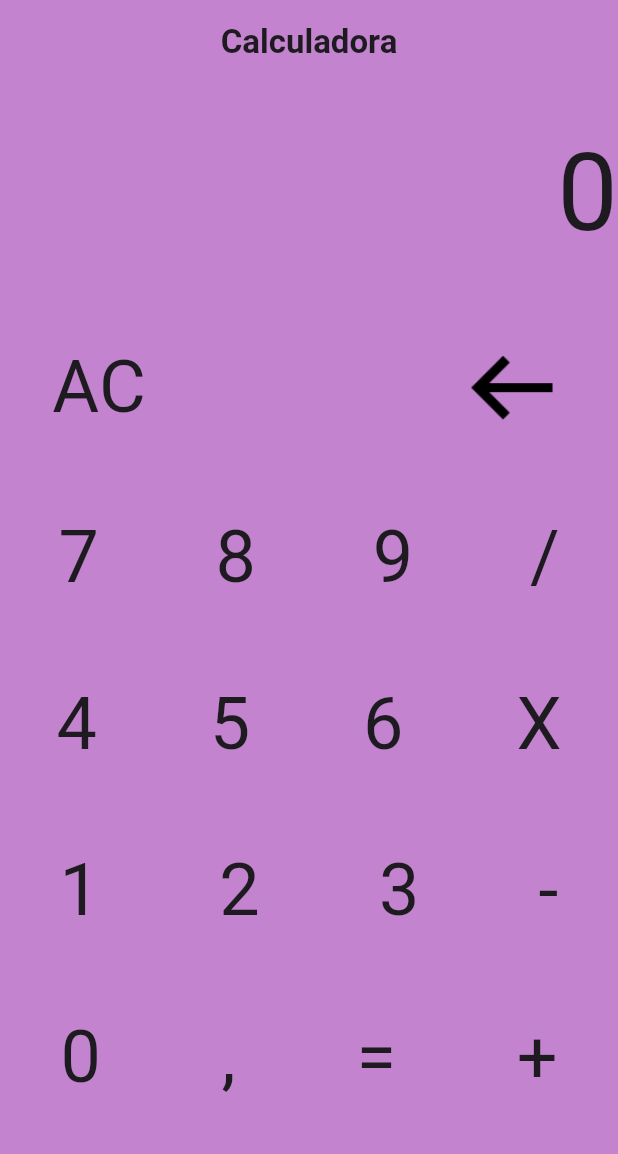
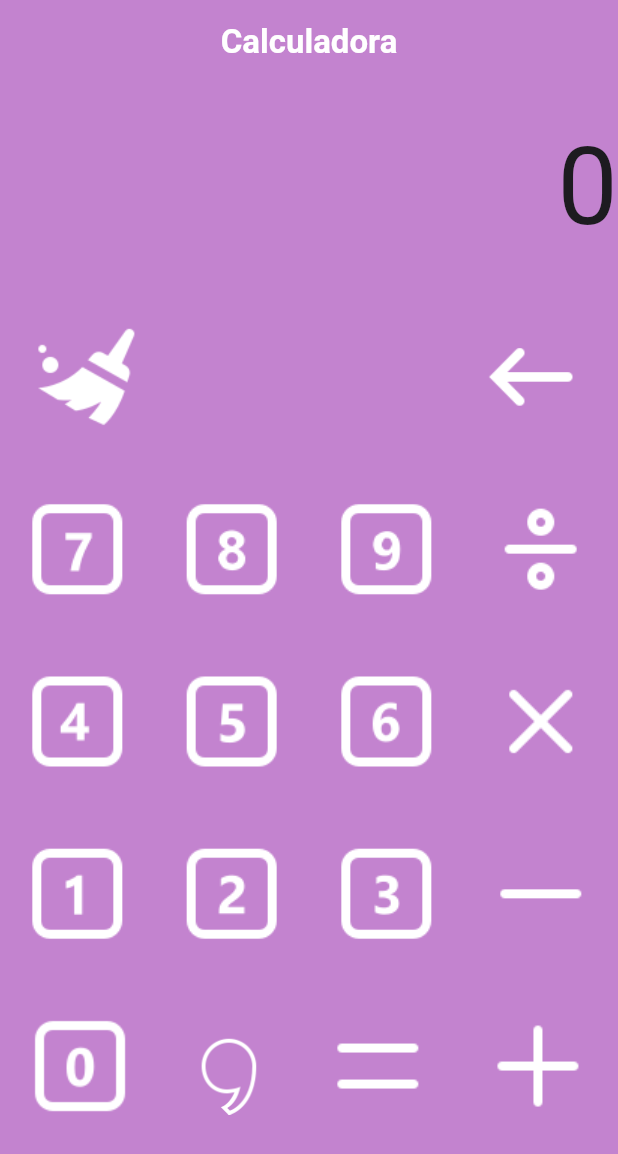
Before and after one commit to BeatrizGuesser/Calculator, a Flutter app: the screen it shows after launch, on a phone screen of 412 x 824 dp. Shown: the top 1154 px of the screen. Run offline on Flutter 3.47's test engine with Material 3 defaults, Android fonts, the phone set to English and light mode, and no system bars.

Commit message:
Added final style

```diff
--- a/lib/main.dart
+++ b/lib/main.dart
@@ -135,7 +135,8 @@ class _MyAppState extends State<MyApp> {
           title: const Center(
             child: Text(
               'Calculadora',
-              style: TextStyle(fontWeight: FontWeight.bold),
+              style:
+                  TextStyle(color: Colors.white, fontWeight: FontWeight.bold),
             ),
           ),
         ),
@@ -156,18 +157,18 @@ class _MyAppState extends State<MyApp> {
               children: [
                 GestureDetector(
                   onTap: () => calcular('AC'),
-                  child: const Text(
-                    'AC',
-                    style: TextStyle(fontSize: 48),
+                  child: Image.asset(
+                    'assets/images/iconsclear.png',
+                    width: 80,
                   ),
                 ),
-                const Text(''),
-                const Text(''),
+                const Text('               '),
+                const Text('               '),
                 GestureDetector(
                   onTap: () => calcular('<X'),
                   child: Image.asset(
-                    'assets/images/arrow.png',
-                    width: 72,
+                    'assets/images/iconsseta.png',
+                    width: 80,
                   ),
                 ),
               ],
@@ -179,30 +180,30 @@ class _MyAppState extends State<MyApp> {
                   onTap: () {
                     calcular('7');
                   },
-                  child: const Text(
-                    '7',
-                    style: TextStyle(fontSize: 48),
+                  child: Image.asset(
+                    'assets/images/icons7.png',
+                    width: 80,
                   ),
                 ),
                 GestureDetector(
                   onTap: () => calcular('8'),
-                  child: const Text(
-                    '8',
-                    style: TextStyle(fontSize: 48),
+                  child: Image.asset(
+                    'assets/images/icons8.png',
+                    width: 80,
                   ),
                 ),
                 GestureDetector(
                   onTap: () => calcular('9'),
-                  child: const Text(
-                    '9',
-                    style: TextStyle(fontSize: 48),
+                  child: Image.asset(
+                    'assets/images/icons9.png',
+                    width: 80,
                   ),
                 ),
                 GestureDetector(
                   onTap: () => calcular('/'),
-                  child: const Text(
-                    '/',
-                    style: TextStyle(fontSize: 48),
+                  child: Image.asset(
+                    'assets/images/iconsdiv.png',
+                    width: 80,
                   ),
                 ),
               ],
@@ -212,30 +213,30 @@ class _MyAppState extends State<MyApp> {
               children: [
                 GestureDetector(
                   onTap: () => calcular('4'),
-                  child: const Text(
-                    '4',
-                    style: TextStyle(fontSize: 48),
+                  child: Image.asset(
+                    'assets/images/icons4.png',
+                    width: 80,
                   ),
                 ),
                 GestureDetector(
                   onTap: () => calcular('5'),
-                  child: const Text(
-                    '5',
-                    style: TextStyle(fontSize: 48),
+                  child: Image.asset(
+                    'assets/images/icons5.png',
+                    width: 80,
                   ),
                 ),
                 GestureDetector(
                   onTap: () => calcular('6'),
-                  child: const Text(
-                    '6',
-                    style: TextStyle(fontSize: 48),
+                  child: Image.asset(
+                    'assets/images/icons6.png',
+                    width: 80,
                   ),
                 ),
                 GestureDetector(
                   onTap: () => calcular('X'),
-                  child: const Text(
-                    'X',
-                    style: TextStyle(fontSize: 48),
+                  child: Image.asset(
+                    'assets/images/iconsmulti.png',
+                    width: 80,
                   ),
                 ),
               ],
@@ -245,30 +246,30 @@ class _MyAppState extends State<MyApp> {
               children: [
                 GestureDetector(
                   onTap: () => calcular('1'),
-                  child: const Text(
-                    '1',
-                    style: TextStyle(fontSize: 48),
+                  child: Image.asset(
+                    'assets/images/numeroum.png',
+                    width: 80,
                   ),
                 ),
                 GestureDetector(
                   onTap: () => calcular('2'),
-                  child: const Text(
-                    '2',
-                    style: TextStyle(fontSize: 48),
+                  child: Image.asset(
+                    'assets/images/icons2.png',
+                    width: 80,
                   ),
                 ),
                 GestureDetector(
                   onTap: () => calcular('3'),
-                  child: const Text(
-                    '3',
-                    style: TextStyle(fontSize: 48),
+                  child: Image.asset(
+                    'assets/images/icons3.png',
+                    width: 80,
                   ),
                 ),
                 GestureDetector(
                   onTap: () => calcular('-'),
-                  child: const Text(
-                    '-',
-                    style: TextStyle(fontSize: 48),
+                  child: Image.asset(
+                    'assets/images/iconsmenos.png',
+                    width: 80,
                   ),
                 ),
               ],
@@ -278,30 +279,30 @@ class _MyAppState extends State<MyApp> {
               children: [
                 GestureDetector(
                   onTap: () => calcular('0'),
-                  child: const Text(
-                    '0',
-                    style: TextStyle(fontSize: 48),
+                  child: Image.asset(
+                    'assets/images/icons0.png',
+                    width: 80,
                   ),
                 ),
                 GestureDetector(
                   onTap: () => calcular(','),
-                  child: const Text(
-                    ',',
-                    style: TextStyle(fontSize: 48),
+                  child: Image.asset(
+                    'assets/images/iconsvir.png',
+                    width: 65,
                   ),
                 ),
                 GestureDetector(
                   onTap: () => calcular('='),
-                  child: const Text(
-                    '=',
-                    style: TextStyle(fontSize: 48),
+                  child: Image.asset(
+                    'assets/images/iconsigual.png',
+                    width: 80,
                   ),
                 ),
                 GestureDetector(
                   onTap: () => calcular('+'),
-                  child: const Text(
-                    '+',
-                    style: TextStyle(fontSize: 48),
+                  child: Image.asset(
+                    'assets/images/iconssoma.png',
+                    width: 80,
                   ),
                 ),
               ],
```
Also changed, not shown: pubspec.yaml (+18 -0 lines), assets/images/icons0.png (added), assets/images/icons2.png (added), assets/images/icons3.png (added), assets/images/icons4.png (added), assets/images/icons5.png (added), assets/images/icons6.png (added), assets/images/icons7.png (added), assets/images/icons8.png (added), assets/images/icons9.png (added), assets/images/iconsclear.png (added), assets/images/iconsdiv.png (added), assets/images/iconsigual.png (added), assets/images/iconsmenos.png (added), 5 more files.
